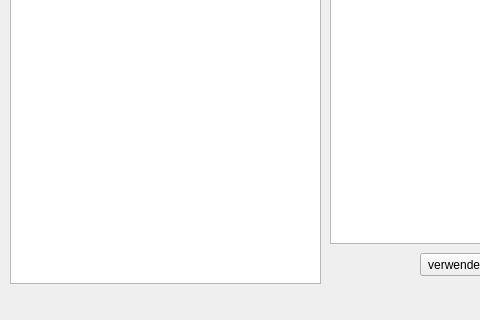
Before: the Qt Designer form dialog_promatposrumpf.ui in 15831944/CBrain, drawn with Qt 5; both pictures show x 0 to 480 and y 127 to 447 of the 853 by 447 pixel window.
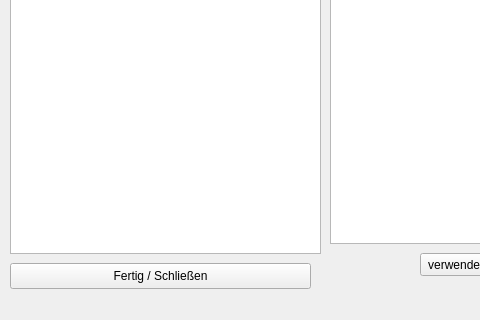
After: the same form once the commit is applied.

```diff
--- a/dialog_promatposrumpf.ui
+++ b/dialog_promatposrumpf.ui
@@ -117,7 +117,7 @@
      <x>10</x>
      <y>60</y>
      <width>311</width>
-     <height>351</height>
+     <height>321</height>
     </rect>
    </property>
    <property name="dragEnabled">
@@ -127,6 +127,19 @@
     <bool>true</bool>
    </property>
   </widget>
+  <widget class="QPushButton" name="pushButton_close">
+   <property name="geometry">
+    <rect>
+     <x>10</x>
+     <y>390</y>
+     <width>301</width>
+     <height>26</height>
+    </rect>
+   </property>
+   <property name="text">
+    <string>Fertig / Schließen</string>
+   </property>
+  </widget>
  </widget>
  <tabstops>
   <tabstop>lineEdit_filter</tabstop>
```
